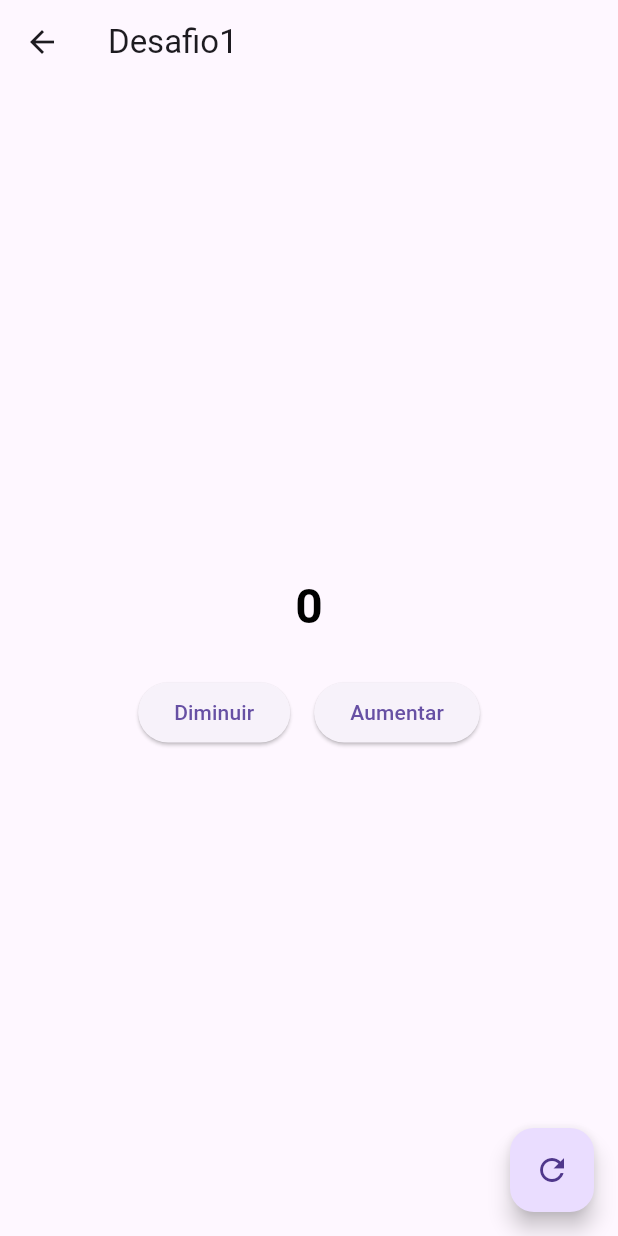
After one commit to Mathprimus/app_estudo_flutter, a Flutter app: the DesafiosSreen screen opened directly, after a tap on "Desafio 1 Prof", on a phone screen of 412 x 824 dp. The commit adds this screen. Run offline on Flutter 3.47's test engine with Material 3 defaults, Android fonts, the phone set to English and light mode, and no system bars.

Commit message:
desafio 1

```diff
--- a/lib/screens/desafios/desafios_sreen.dart
+++ b/lib/screens/desafios/desafios_sreen.dart
@@ -1,4 +1,5 @@
 import 'package:app_estudo_flutter/screens/desafios/numeros/desafio1.dart';
+import 'package:app_estudo_flutter/screens/desafios/numeros/desafio1_prof.dart';
 import 'package:flutter/material.dart';
 
 class DesafiosSreen extends StatefulWidget {
@@ -33,6 +34,20 @@ class _DesafiosSreenState extends State<DesafiosSreen> {
                     child: Text("Desafio 1"),
                   ),
                 ),
+                SizedBox(
+                  width: double.infinity,
+                  child: ElevatedButton(
+                    onPressed: () {
+                      Navigator.push(
+                        context,
+                        MaterialPageRoute(
+                          builder: (context) => Desafio1_prof(),
+                        ),
+                      );
+                    },
+                    child: Text("Desafio 1 Prof"),
+                  ),
+                ),
               ],
             ),
           ),
--- /dev/null
+++ b/lib/screens/desafios/numeros/desafio1_prof.dart
@@ -0,0 +1,68 @@
+import 'package:flutter/material.dart';
+
+class Desafio1_prof extends StatefulWidget {
+  const Desafio1_prof({super.key});
+
+  @override
+  State<Desafio1_prof> createState() => _Desafio1_profState();
+}
+
+class _Desafio1_profState extends State<Desafio1_prof> {
+  int numero = 0;
+
+  Color _definirCorNumero() {
+    if (numero > 0) return Colors.blue;
+    if (numero < 0) return Colors.red;
+    return Colors.black;
+  }
+
+  @override
+  Widget build(BuildContext context) {
+    return Scaffold(
+      appBar: AppBar(
+        title: Text("Desafio1"),
+      ),
+      body: Center(
+        child: Padding(
+          padding: const EdgeInsets.all(16.0),
+          child: Column(
+            mainAxisAlignment: MainAxisAlignment.center,
+            children: [
+              Text(
+                numero.toString(),
+                style: TextStyle(
+                  color: _definirCorNumero(),
+                  fontSize: 32,
+                  fontWeight: FontWeight.bold,
+                ),
+              ),
+              SizedBox(height: 24),
+              Row(
+                mainAxisAlignment: MainAxisAlignment.center,
+                children: [
+                  ElevatedButton(
+                    onPressed: () => setState(() => numero--),
+                    child: Text("Diminuir"),
+                  ),
+                  SizedBox(width: 16),
+                  ElevatedButton(
+                    onPressed: () => setState(() => numero++),
+                    child: Text("Aumentar"),
+                  ),
+                ],
+              ),
+            ],
+          ),
+        ),
+      ),
+      floatingActionButton: FloatingActionButton(
+        onPressed: () {
+          setState(() {
+            numero = 0;
+          });
+        },
+        child: Icon(Icons.refresh),
+      ),
+    );
+  }
+}
```
Also changed, not shown: lib/screens/desafios/numeros/desafio1.dart (+51 -2 lines).
